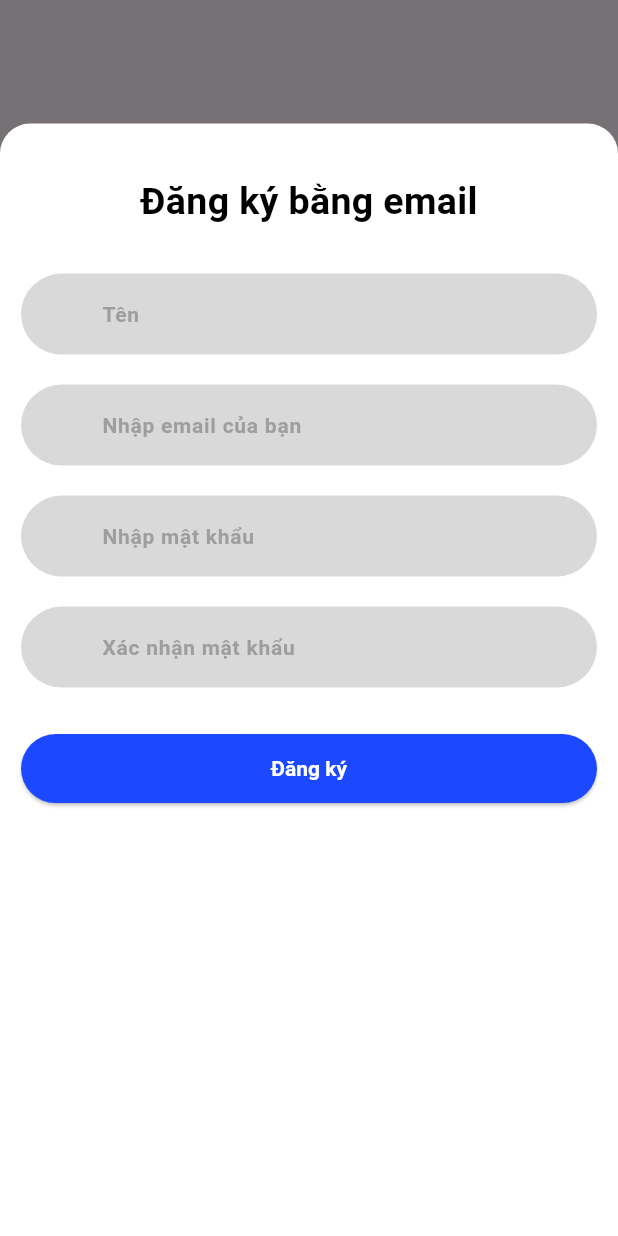
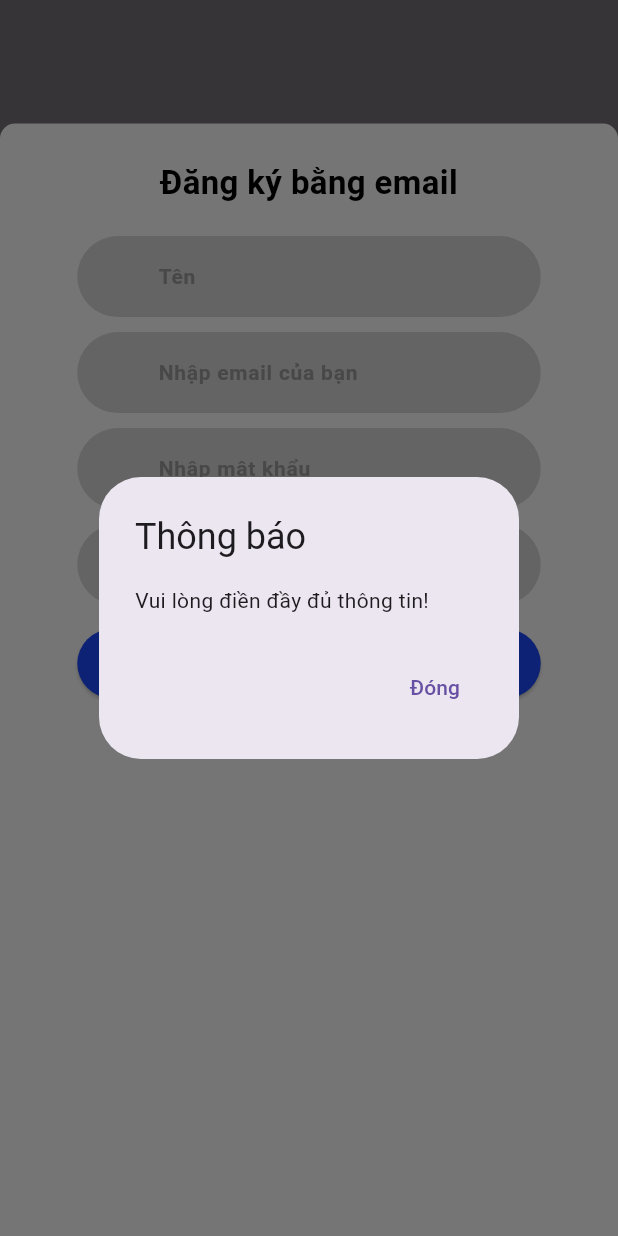
Before and after one commit to NguyenHoangAnh411/D-n-CNTT, a Flutter app: what emailSignUpScreen() shows on an empty page, opened directly, after a tap on "Đăng ký", on a phone screen of 412 x 824 dp. Run offline on Flutter 3.47's test engine with Material 3 defaults, Android fonts, the light colour scheme and no system bars; our stand-ins replace firebase_auth, firebase_core; accounts and stored records are empty.

Commit message:
Update Sign Up Email

```diff
--- a/lib/Mobile_Screen/signup_email_bottomsheet.dart
+++ b/lib/Mobile_Screen/signup_email_bottomsheet.dart
@@ -1,15 +1,21 @@
 import 'package:flutter/material.dart';
 import 'package:my_project/reuseable_items.dart';
+import 'package:my_project/Services/authService.dart';
+import 'package:my_project/Mobile_Screen/mobile_onboarding.dart';
+void emailSignUpScreen(BuildContext context) {
+  final TextEditingController nameController = TextEditingController();
+  final TextEditingController emailController = TextEditingController();
+  final TextEditingController passwordController = TextEditingController();
+  final TextEditingController confirmPasswordController = TextEditingController();
 
-void emailSignUpScreen(BuildContext context) {
   showModalBottomSheet(
     context: context,
     isScrollControlled: true,
     backgroundColor: Colors.white,
     shape: const RoundedRectangleBorder(
       borderRadius: BorderRadius.only(
-        topLeft: Radius.circular(20),
-        topRight: Radius.circular(20),
+        topLeft: Radius.circular(10),
+        topRight: Radius.circular(10),
       ),
     ),
     builder: (BuildContext context) {
@@ -20,53 +26,101 @@ void emailSignUpScreen(BuildContext context) {
           padding: const EdgeInsets.all(14.0),
           child: Column(
             children: <Widget>[
-              const SizedBox(height: 20),
+              const SizedBox(height: 10),
               const Text(
                 'Đăng ký bằng email',
                 style: TextStyle(
-                  fontSize: 25,
+                  fontSize: 22,
                   fontWeight: FontWeight.bold,
                   color: Colors.black,
                 ),
               ),
-              const SizedBox(height: 30),
-              TextField(
+              const SizedBox(height: 20),
+              SizedBox(
+                width: MediaQuery.of(context).size.width * 0.75,
+                child: TextField(
+                  controller: nameController,
                   decoration: customTextFieldDecoration.copyWith(
                     hintText: 'Tên',
                   ),
                 ),
-              const SizedBox(height: 20),
-              TextField(
+              ),
+              const SizedBox(height: 10),
+              SizedBox(
+                width: MediaQuery.of(context).size.width * 0.75,
+                child: TextField(
+                  controller: emailController,
                   decoration: customTextFieldDecoration.copyWith(
                     hintText: 'Nhập email của bạn',
                   ),
                 ),
-              const SizedBox(height: 20),
-              TextField(
+              ),
+              const SizedBox(height: 10),
+              SizedBox(
+                width: MediaQuery.of(context).size.width * 0.75,
+                child: TextField(
+                  controller: passwordController,
                   decoration: customTextFieldDecoration.copyWith(
                     hintText: 'Nhập mật khẩu',
                   ),
-                obscureText: true, // Ẩn mật khẩu khi nhập
+                  obscureText: true,
                 ),
-              const SizedBox(height: 20),
-              TextField(
+              ),
+              const SizedBox(height: 10),
+              SizedBox(
+                width: MediaQuery.of(context).size.width * 0.75,
+                child: TextField(
+                  controller: confirmPasswordController,
                   decoration: customTextFieldDecoration.copyWith(
                     hintText: 'Xác nhận mật khẩu',
                   ),
-                obscureText: true, // Ẩn mật khẩu khi nhập
+                  obscureText: true,
                 ),
-              const SizedBox(height: 30),
+              ),
+              const SizedBox(height: 15),
               SizedBox(
-                width: MediaQuery.of(context).size.width,
+                width: MediaQuery.of(context).size.width * 0.75,
                 child: ElevatedButton(
-                  onPressed: () {},
+                  onPressed: () {
+                    String name = nameController.text.trim();
+                    String email = emailController.text.trim();
+                    String password = passwordController.text.trim();
+                    String confirmPassword = confirmPasswordController.text.trim();
+
+                    if (name.isEmpty || email.isEmpty || password.isEmpty || confirmPassword.isEmpty) {
+                      _showDialog(context, 'Vui lòng điền đầy đủ thông tin!');
+                      return;
+                    }
+
+                    if (password != confirmPassword) {
+                      _showDialog(context, 'Mật khẩu và xác nhận mật khẩu không khớp!');
+                      return;
+                    }
+
+                    AuthService.signUpWithEmail(
+                      context: context,
+                      name: name,
+                      email: email,
+                      password: password,
+                      confirmPassword: confirmPassword,
+                    ).then((_) {
+                      Navigator.pop(context);
+                      Navigator.pushReplacement(
+                        context,
+                        MaterialPageRoute(builder: (context) => const MobileOnboarding()),
+                      );
+                    }).catchError((error) {
+                      _showDialog(context, 'Đã xảy ra lỗi: ${error.toString()}');
+                    });
+                  },
                   style: customElevatedButtonStyle,
                   child: const Text(
                     'Đăng ký',
                     style: TextStyle(
                       fontSize: 14,
                       fontWeight: FontWeight.bold,
-                        color: Color(0xFFFFFFFF)),
+                      color: Color(0xFFFFFFFF),
+                    ),
                   ),
                 ),
               ),
@@ -77,3 +131,23 @@ void emailSignUpScreen(BuildContext context) {
     },
   );
 }
+
+void _showDialog(BuildContext context, String message) {
+  showDialog(
+    context: context,
+    builder: (BuildContext context) {
+      return AlertDialog(
+        title: const Text('Thông báo'),
+        content: Text(message),
+        actions: <Widget>[
+          TextButton(
+            child: const Text('Đóng'),
+            onPressed: () {
+              Navigator.of(context).pop();
+            },
+          ),
+        ],
+      );
+    },
+  );
+}
```
Also changed, not shown: lib/Services/authService.dart (+115 -0 lines). Lines whose indentation alone changed are shown as unchanged.
